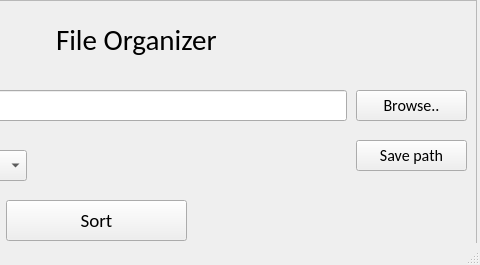
This is File_Management/resources/pyqt3.ui in Codder13/Automatization as Qt 5 draws it before an edit; both pictures show x 264 to 744 and y 0 to 265 of the 744 by 265 pixel window. The edited form follows.
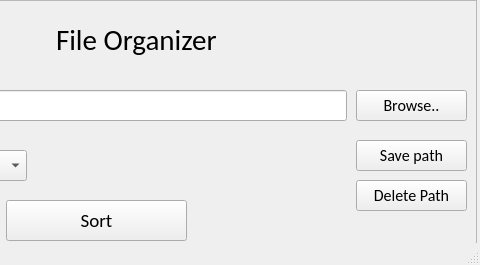
This is the edited form. Icons and pictures are not drawn.

Diff of the .ui file:
```diff
--- a/File_Management/resources/pyqt3.ui
+++ b/File_Management/resources/pyqt3.ui
@@ -220,6 +220,24 @@
       <bool>false</bool>
      </property>
     </widget>
+    <widget class="QPushButton" name="delete_path">
+     <property name="geometry">
+      <rect>
+       <x>620</x>
+       <y>180</y>
+       <width>111</width>
+       <height>31</height>
+      </rect>
+     </property>
+     <property name="font">
+      <font>
+       <pointsize>12</pointsize>
+      </font>
+     </property>
+     <property name="text">
+      <string>Delete Path</string>
+     </property>
+    </widget>
    </widget>
   </widget>
   <widget class="QStatusBar" name="statusbar"/>
```
